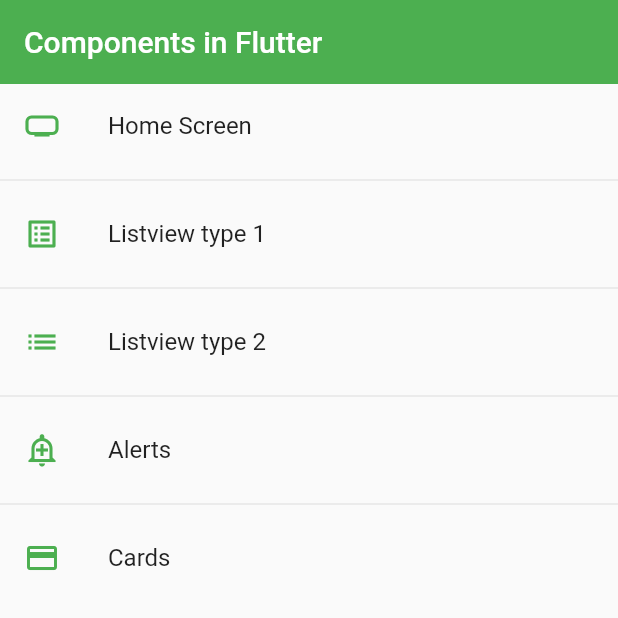
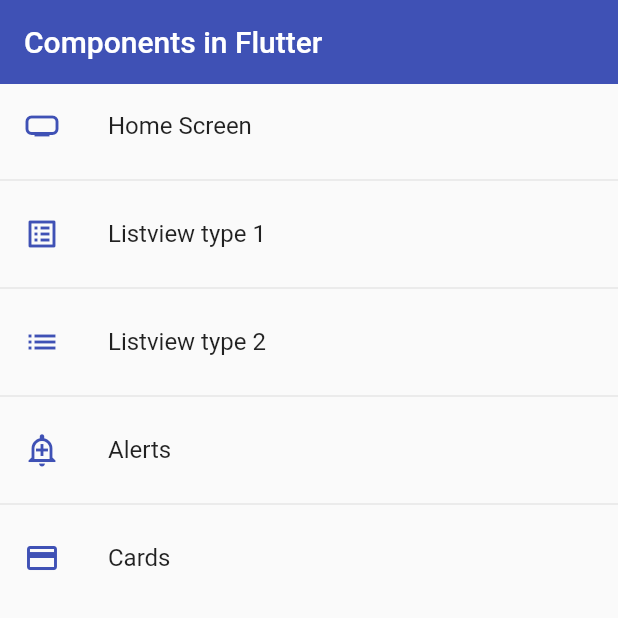
Before and after one commit to luisfdomontoya/flr_component, a Flutter app: the screen it shows after launch, on a phone screen of 412 x 824 dp, the top half of it. Run offline on Flutter 3.47's test engine with Material 2 defaults, Android fonts, the light colour scheme and no system bars.

Commit message:
card -- card widget part 3 -- adding theme

```diff
--- a/lib/theme/app_theme.dart
+++ b/lib/theme/app_theme.dart
@@ -1,16 +1,24 @@
 import 'package:flutter/material.dart';
 
 class AppTheme {
-  static const Color primary = Colors.green;
+  static const Color primary = Colors.indigo;
 
   //Para el tema light
   static final ThemeData lightTheme = ThemeData.light().copyWith(
-      //color primario
-      primaryColor: primary,
-      appBarTheme: const AppBarTheme(
-        color: primary,
-        elevation: 0,
-      ));
+    //Primary Color
+    primaryColor: primary,
+
+    //AppBar Theme: estos serían los estilos para todos mis appBar
+    appBarTheme: const AppBarTheme(
+      color: primary,
+      elevation: 0,
+    ),
+
+    //TextButton Theme: estos serían los estilos para todos mis appBar
+    textButtonTheme: TextButtonThemeData(
+      style: TextButton.styleFrom(foregroundColor: primary),
+    ),
+  );
 
   //Para el tema dark
   static final ThemeData darkTheme = ThemeData.dark().copyWith(
```
